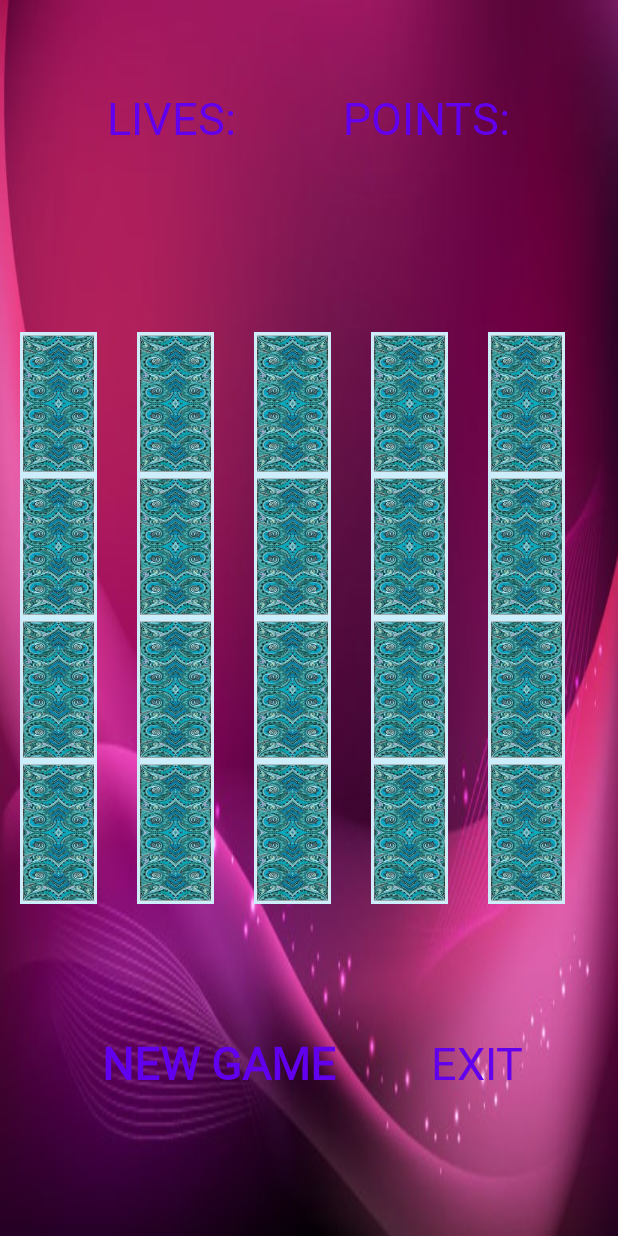
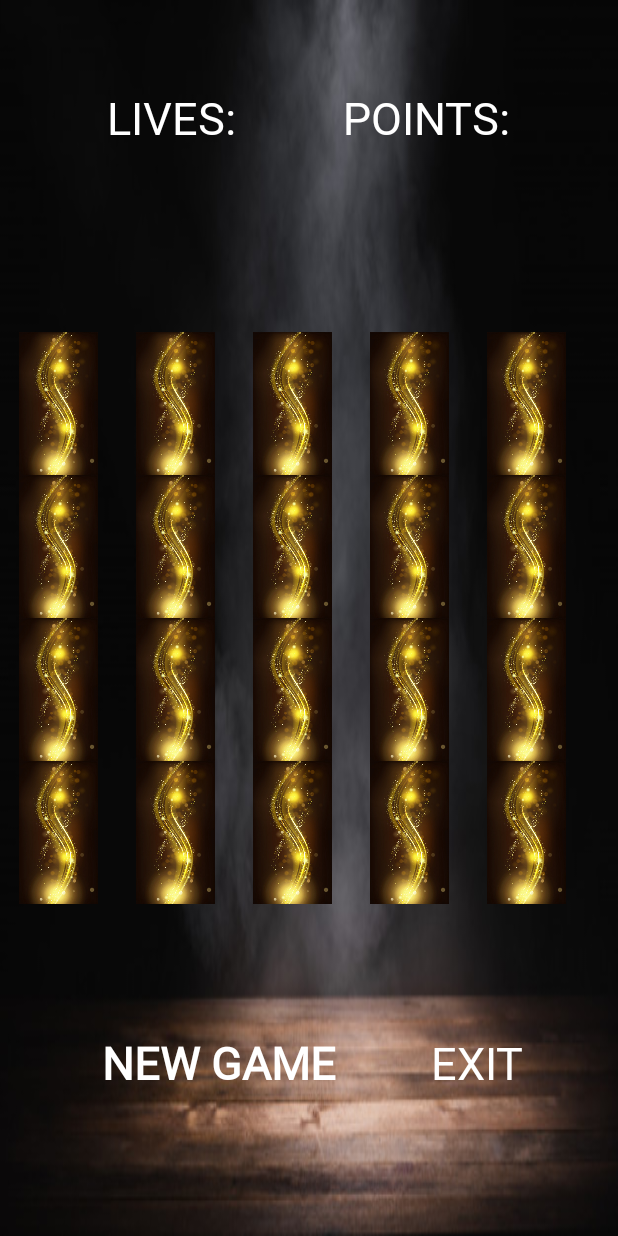
Before and after one commit to disiol/Magic-Fruits, an Android app: the layout fragment_game.xml on its own in the app's theme, with its tools: preview values and no code run, on a phone screen of 412 x 824 dp. Run offline under Robolectric (Android 15) with nearby library versions, the phone set to English and light mode, and no system bars.

```diff
--- a/app/src/main/res/layout/fragment_end_game.xml
+++ b/app/src/main/res/layout/fragment_end_game.xml
@@ -17,6 +17,7 @@
             android:gravity="center"
             android:text="@string/you_win"
             android:textAllCaps="true"
+            android:textColor="@android:color/white"
             android:textSize="80dp"
             android:textStyle="bold"
             mankeyFruits:layout_constraintBottom_toTopOf="@+id/guideline2"
@@ -50,6 +51,7 @@
                 android:fontFamily="@font/rockletter_simple"
                 android:text="New game"
                 android:textAllCaps="true"
+                android:textColor="@android:color/white"
                 android:textSize="30dp"
                 android:textStyle="bold" />
 
@@ -62,6 +64,7 @@
                 android:background="@color/onColor"
                 android:fontFamily="@font/rockletter_simple"
                 android:text="exit"
+                android:textColor="@android:color/white"
                 android:textAllCaps="true"
                 android:textSize="30dp" />
         </LinearLayout>
@@ -88,6 +91,7 @@
             android:fontFamily="@font/rockletter_simple"
             android:text="@string/points"
             android:textAllCaps="true"
+            android:textColor="@android:color/white"
             android:textSize="30dp"
             android:textStyle="bold"
             mankeyFruits:layout_constraintBottom_toTopOf="@+id/guideline3"
--- a/app/src/main/res/layout/fragment_game.xml
+++ b/app/src/main/res/layout/fragment_game.xml
@@ -199,8 +199,8 @@
             android:fontFamily="@font/rockletter_simple"
             android:text="@string/lives"
             android:textAllCaps="true"
-            android:textColor="@color/colorPrimary"
             android:textSize="30dp"
+            android:textColor="@android:color/white"
             app:layout_constraintBottom_toTopOf="@+id/guideline4"
             app:layout_constraintEnd_toStartOf="@+id/poinintsTextView"
             app:layout_constraintHorizontal_bias="0.3"
@@ -213,8 +213,8 @@
             android:layout_height="wrap_content"
             android:fontFamily="@font/rockletter_simple"
             android:text="@string/points"
+            android:textColor="@android:color/white"
             android:textAllCaps="true"
-            android:textColor="@color/colorPrimary"
             android:textSize="30dp"
             app:layout_constraintBottom_toTopOf="@+id/guideline4"
             app:layout_constraintEnd_toEndOf="parent"
@@ -240,7 +240,7 @@
             android:fontFamily="@font/rockletter_simple"
             android:text="New game"
             android:textAllCaps="true"
-            android:textColor="@color/colorPrimary"
+            android:textColor="@android:color/white"
             android:textSize="30dp"
             android:textStyle="bold"
             app:layout_constraintBottom_toBottomOf="parent"
@@ -259,8 +259,8 @@
             android:fontFamily="@font/rockletter_simple"
             android:text="exit"
             android:textAllCaps="true"
-            android:textColor="@color/colorPrimary"
             android:textSize="30dp"
+            android:textColor="@android:color/white"
             app:layout_constraintBottom_toBottomOf="parent"
             app:layout_constraintEnd_toEndOf="parent"
             app:layout_constraintStart_toEndOf="@+id/button_new_game"
```
Also changed, not shown: app/src/main/res/drawable/begraund.jpg, app/src/main/res/drawable/skirt.png.
